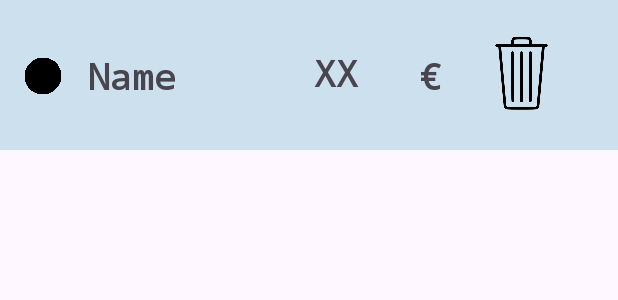
After one commit to SokuSan/HomeHub, an Android app: the layout recyclerview_expenses.xml on its own in the app's theme, with its tools: preview values and no code run, on a phone screen of 412 x 824 dp. The commit adds this screen. Shown: the top 300 px of the screen. Run offline under Robolectric (Android 15) with nearby library versions, the light colour scheme and no system bars.

Commit message:
Terminados los recyclerview rows

```diff
--- /dev/null
+++ b/app/src/main/res/layout/recyclerview_expenses.xml
@@ -0,0 +1,82 @@
+<?xml version="1.0" encoding="utf-8"?>
+<androidx.constraintlayout.widget.ConstraintLayout xmlns:android="http://schemas.android.com/apk/res/android"
+    xmlns:app="http://schemas.android.com/apk/res-auto"
+    xmlns:tools="http://schemas.android.com/tools"
+    android:layout_width="match_parent"
+    android:layout_height="100dp"
+    android:background="#CCE0EE">
+
+    <androidx.cardview.widget.CardView
+        android:id="@+id/recyclerVEx"
+        android:layout_width="wrap_content"
+        android:layout_height="wrap_content"
+        android:layout_marginStart="1dp"
+        android:layout_marginTop="146dp"
+        app:cardBackgroundColor="#CCE0EE"
+        app:layout_constraintStart_toStartOf="parent"
+        app:layout_constraintTop_toTopOf="parent"
+        tools:ignore="VisualLintBounds" />
+
+    <ImageView
+        android:id="@+id/recyclerVExImgCircle"
+        android:layout_width="25dp"
+        android:layout_height="25dp"
+        android:layout_marginStart="16dp"
+        android:layout_marginTop="38dp"
+        app:layout_constraintStart_toStartOf="parent"
+        app:layout_constraintTop_toTopOf="parent"
+        app:srcCompat="@drawable/blackciercle"
+        android:contentDescription="TODO"
+        tools:ignore="ContentDescription,HardcodedText" />
+
+    <TextView
+        android:id="@+id/recyclerVExTvName"
+        android:layout_width="wrap_content"
+        android:layout_height="wrap_content"
+        android:layout_marginStart="17dp"
+        android:layout_marginTop="34dp"
+        android:fontFamily="monospace"
+        android:text="@string/name"
+        android:textSize="24sp"
+        android:textStyle="bold"
+        app:layout_constraintStart_toEndOf="@+id/recyclerVExImgCircle"
+        app:layout_constraintTop_toTopOf="parent" />
+
+    <ImageView
+        android:id="@+id/recyclerVExImgBin"
+        android:layout_width="66dp"
+        android:layout_height="56dp"
+        android:layout_marginStart="197dp"
+        android:layout_marginTop="22dp"
+        app:layout_constraintStart_toEndOf="@+id/recyclerVExTvName"
+        app:layout_constraintTop_toTopOf="parent"
+        app:srcCompat="@drawable/_72_1720992_trash_vector_png_clipart_rubbish_bins_waste_paper_removebg_preview"
+        android:contentDescription="@string/todo22" />
+
+    <TextView
+        android:id="@+id/recyclerVExTvMoneyQuantity"
+        android:layout_width="59dp"
+        android:layout_height="32dp"
+        android:layout_marginStart="92dp"
+        android:layout_marginTop="32dp"
+        android:fontFamily="monospace"
+        android:text="XX"
+        android:textSize="24sp"
+        android:textStyle="bold"
+        app:layout_constraintStart_toEndOf="@+id/recyclerVExTvName"
+        app:layout_constraintTop_toTopOf="parent" />
+
+    <TextView
+        android:id="@+id/recyclerVExTvMoney"
+        android:layout_width="wrap_content"
+        android:layout_height="wrap_content"
+        android:layout_marginStart="11dp"
+        android:layout_marginTop="34dp"
+        android:fontFamily="monospace"
+        android:text="€"
+        android:textSize="24sp"
+        android:textStyle="bold"
+        app:layout_constraintStart_toEndOf="@+id/recyclerVExTvMoneyQuantity"
+        app:layout_constraintTop_toTopOf="parent" />
+
+</androidx.constraintlayout.widget.ConstraintLayout>
--- a/app/src/main/res/values/strings.xml
+++ b/app/src/main/res/values/strings.xml
@@ -26,4 +26,7 @@
     <string name="clear" />
     <string name="shopping">SHOPPING</string>
     <string name="expenses">EXPENSES</string>
+    <string name="todo22">TODO</string>
+    <string name="name">Name</string>
+    <string name="description">Description</string>
 </resources>
```
Also changed, not shown: app/src/main/res/drawable-bin/recycle.xml (added, +36 -0 lines), app/src/main/res/layout/recyclerview_chores.xml (added, +63 -0 lines), app/src/main/res/layout/recyclerview_shopping.xml (added, +53 -0 lines), app/src/main/res/drawable/_72_1720992_trash_vector_png_clipart_rubbish_bins_waste_paper_removebg_preview.png (added), app/src/main/res/drawable/blackciercle.png (added).
